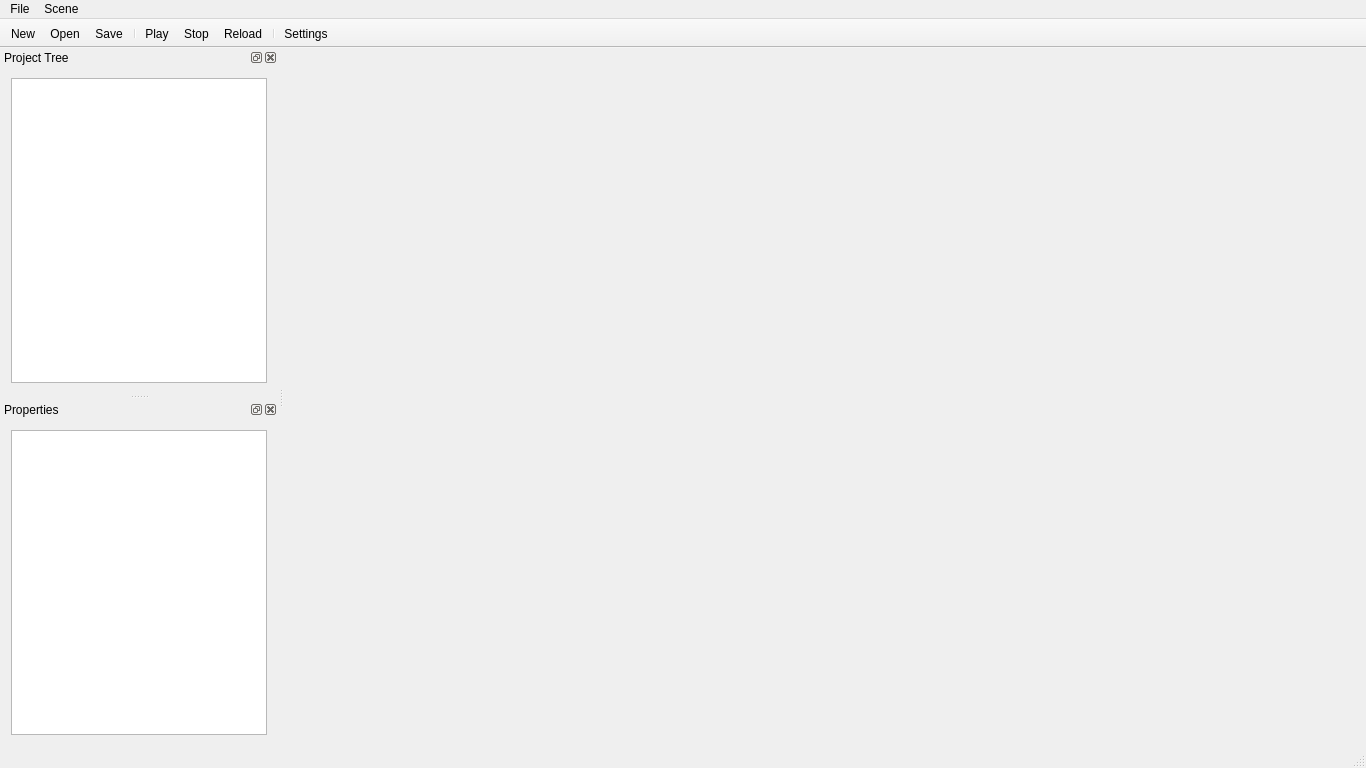
Qt form DreamToolQt/View/MainWindow.ui (BashEdThomps/dream-engine) before a commit.
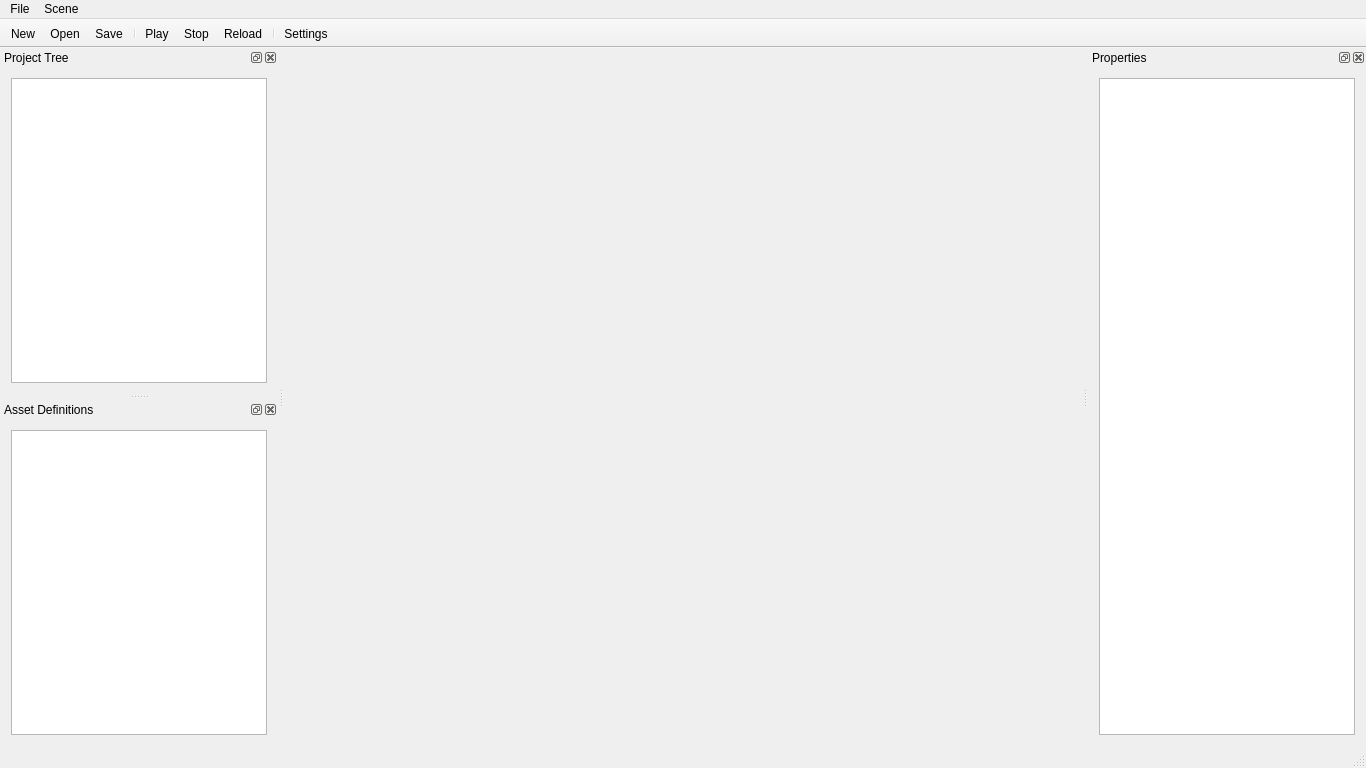
The same form after that commit. Icons and pictures are not drawn.

```diff
--- a/DreamToolQt/View/MainWindow.ui
+++ b/DreamToolQt/View/MainWindow.ui
@@ -93,7 +93,7 @@
     <string>Properties</string>
    </property>
    <attribute name="dockWidgetArea">
-    <number>1</number>
+    <number>2</number>
    </attribute>
    <widget class="QWidget" name="propertiesDockContents">
     <layout class="QVBoxLayout" name="verticalLayout_2">
@@ -141,6 +141,21 @@
    <addaction name="separator"/>
    <addaction name="actionSettings"/>
   </widget>
+  <widget class="QDockWidget" name="assetDefinitionDockWidget">
+   <property name="windowTitle">
+    <string>Asset Definitions</string>
+   </property>
+   <attribute name="dockWidgetArea">
+    <number>1</number>
+   </attribute>
+   <widget class="QWidget" name="dockWidgetContents">
+    <layout class="QVBoxLayout" name="verticalLayout_3">
+     <item>
+      <widget class="QTreeView" name="assetDefinitionTreeView"/>
+     </item>
+    </layout>
+   </widget>
+  </widget>
   <action name="actionNew">
    <property name="checkable">
     <bool>false</bool>
```
